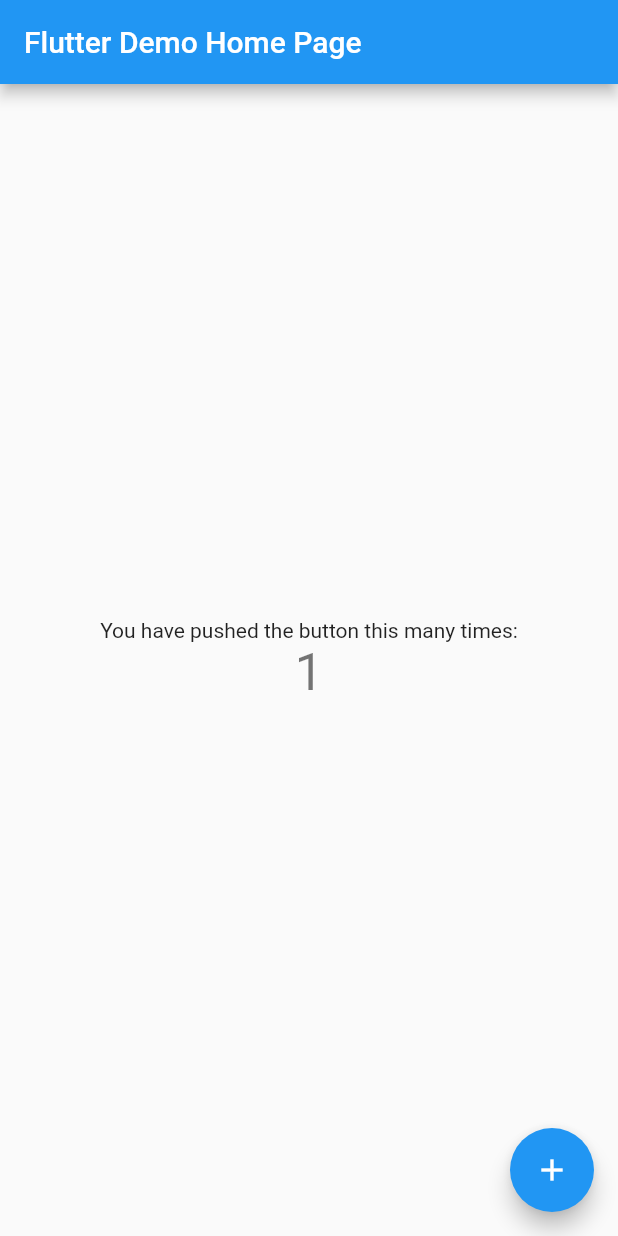
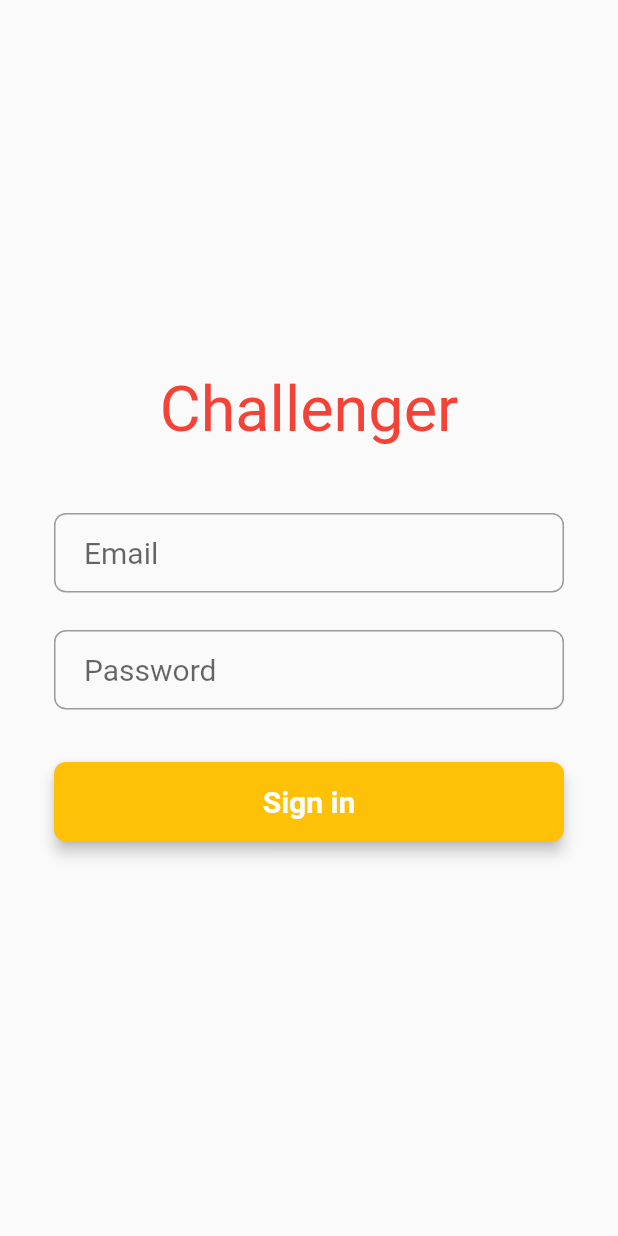
Before and after one commit to valentinvstoyanov/challenger-app, a Flutter app: the screen it shows after launch, after a tap on the "add" icon, on a phone screen of 412 x 824 dp. Run offline on Flutter 3.47's test engine with Material 2 defaults, Android fonts, the phone set to English and light mode, and no system bars; Roboto replaces fonts that are missing (Montserrat).

Commit message:
Add basic login ui screen

```diff
--- /dev/null
+++ b/challenger/lib/login.dart
@@ -0,0 +1,82 @@
+import 'package:flutter/material.dart';
+
+class LoginScreen extends StatefulWidget {
+  @override
+  State<StatefulWidget> createState() {
+    return new _LoginScreenState();
+  }
+}
+
+class _LoginScreenState extends State<LoginScreen> {
+  final fieldStyle = TextStyle(fontFamily: 'Montserrat', fontSize: 20.0);
+
+  @override
+  Widget build(BuildContext context) {
+    final emailField = TextField(
+      style: fieldStyle,
+      decoration: InputDecoration(
+          contentPadding: EdgeInsets.fromLTRB(20.0, 15.0, 20.0, 15.0),
+          hintText: "Email",
+          border: OutlineInputBorder(borderRadius: BorderRadius.circular(8.0))),
+    );
+
+    final passwordField = TextField(
+      obscureText: true,
+      style: fieldStyle,
+      decoration: InputDecoration(
+          contentPadding: EdgeInsets.fromLTRB(20.0, 15.0, 20.0, 15.0),
+          hintText: "Password",
+          border: OutlineInputBorder(borderRadius: BorderRadius.circular(8.0))),
+    );
+
+    final loginButton = Material(
+      elevation: 4.0,
+      borderRadius: BorderRadius.circular(8.0),
+      color: Colors.amber,
+      child: MaterialButton(
+        minWidth: MediaQuery.of(context).size.width,
+        padding: EdgeInsets.fromLTRB(20.0, 15.0, 20.0, 15.0),
+        onPressed: () {},
+        child: Text("Sign in",
+            textAlign: TextAlign.center,
+            style: fieldStyle.copyWith(
+                color: Colors.white, fontWeight: FontWeight.bold)),
+      ),
+    );
+
+    return Scaffold(
+        body: Center(
+      child: SingleChildScrollView(
+        child: Container(
+          child: Padding(
+            padding: const EdgeInsets.all(36.0),
+            child: Column(
+              crossAxisAlignment: CrossAxisAlignment.center,
+              mainAxisAlignment: MainAxisAlignment.center,
+              children: <Widget>[
+                Text(
+                  'Challenger',
+                  style: TextStyle(
+                    color: Colors.red,
+                    fontSize: 42.0,
+                  ),
+                ),
+                SizedBox(height: 45.0),
+                emailField,
+                SizedBox(height: 25.0),
+                passwordField,
+                SizedBox(
+                  height: 35.0,
+                ),
+                loginButton,
+                SizedBox(
+                  height: 15.0,
+                ),
+              ],
+            ),
+          ),
+        ),
+      ),
+    ));
+  }
+}
--- a/challenger/lib/main.dart
+++ b/challenger/lib/main.dart
@@ -1,3 +1,4 @@
+import 'package:challenger/login.dart';
 import 'package:flutter/material.dart';
 
 void main() => runApp(MyApp());
@@ -102,7 +103,10 @@ class _MyHomePageState extends State<MyHomePage> {
         ),
       ),
       floatingActionButton: FloatingActionButton(
-        onPressed: _incrementCounter,
+        onPressed: () {
+          Navigator.push(
+              context, MaterialPageRoute(builder: (context) => LoginScreen()));
+        },
         tooltip: 'Increment',
         child: Icon(Icons.add),
       ), // This trailing comma makes auto-formatting nicer for build methods.
```
